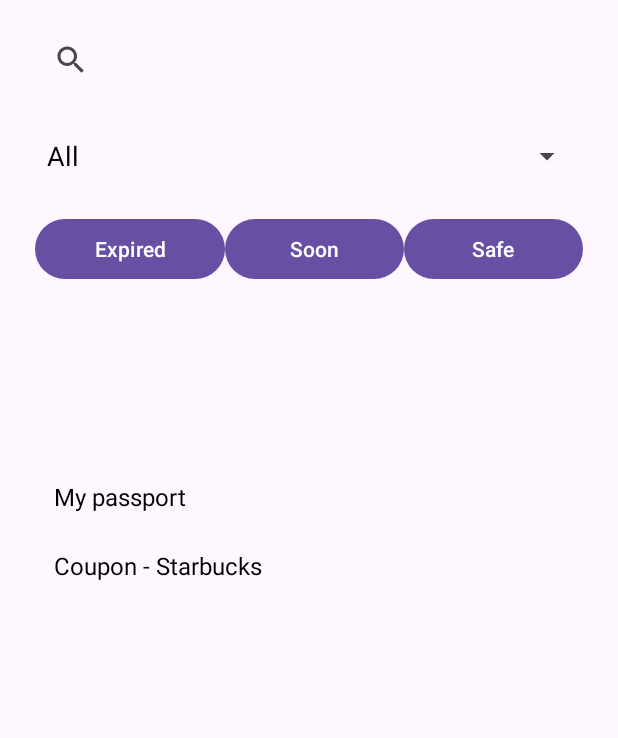
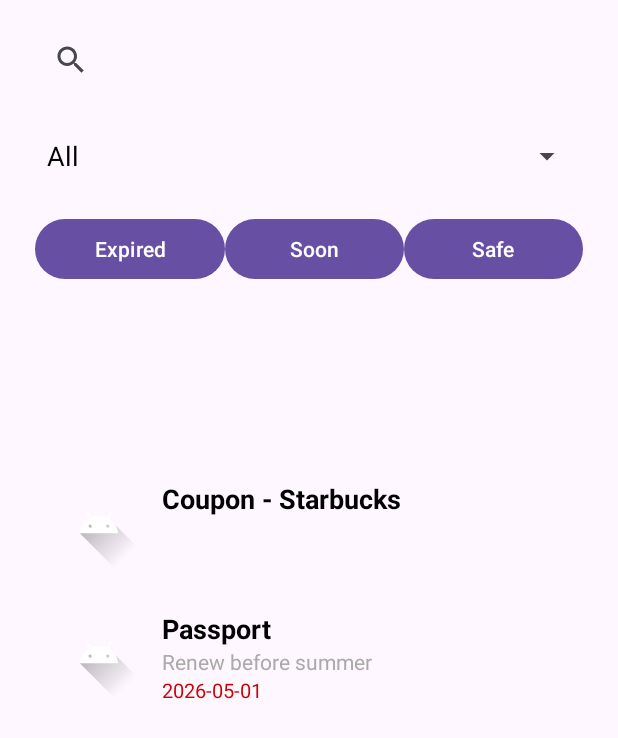
Before and after one commit to Jacq0104/ExpirationTracker-Java, an Android app: the screen it shows after launch (MainActivity), on a phone screen of 412 x 824 dp. Shown: the top 738 px of the screen. Run offline under Robolectric (Android 15) with nearby library versions, the phone set to English and light mode, and no system bars; our stand-ins replace Room's generated code.

Commit message:
itemList-Evan

```diff
--- a/app/src/main/java/com/example/expirationtracker_java/MainActivity.java
+++ b/app/src/main/java/com/example/expirationtracker_java/MainActivity.java
@@ -120,10 +120,12 @@ public class MainActivity extends AppCompatActivity {
         // ===== (可選) 初始化塞兩筆測試 Record 看畫面 =====
         repository.getAllRecord().observe(this, rs -> {
             if (rs == null || rs.isEmpty()) {
-                RecordEntity a = new RecordEntity();
-                a.title = "My passport";
-                a.cid = tryFindCidByName("Passport");
-                repository.insertRecord(a);
+                RecordEntity r1 = new RecordEntity();
+                r1.title = "Passport";
+                r1.note = "Renew before summer";
+                r1.expiredDate = "2026-05-01";
+                r1.imagePath = "/storage/emulated/0/Download/passport.jpg";
+                repository.insertRecord(r1);
 
                 RecordEntity b = new RecordEntity();
                 b.title = "Coupon - Starbucks";
--- a/app/src/main/java/com/example/expirationtracker_java/RecordAdapter.java
+++ b/app/src/main/java/com/example/expirationtracker_java/RecordAdapter.java
@@ -1,8 +1,10 @@
 package com.example.expirationtracker_java;
 
+import android.graphics.BitmapFactory;
 import android.view.LayoutInflater;
 import android.view.View;
 import android.view.ViewGroup;
+import android.widget.ImageView;
 import android.widget.TextView;
 
 import androidx.annotation.NonNull;
@@ -10,15 +12,14 @@ import androidx.recyclerview.widget.RecyclerView;
 
 import com.example.expirationtracker_java.data.entity.RecordEntity;
 
+import java.io.File;
 import java.util.ArrayList;
 import java.util.List;
 
 public class RecordAdapter extends RecyclerView.Adapter<RecordAdapter.RecordViewHolder> {
 
-    // 這裡放要顯示的資料
     private List<RecordEntity> records = new ArrayList<>();
 
-    // 之後 LiveData 有新資料會呼叫這個
     public void setRecords(List<RecordEntity> newRecords) {
         this.records = newRecords;
         notifyDataSetChanged();
@@ -35,7 +36,23 @@ public class RecordAdapter extends RecyclerView.Adapter<RecordAdapter.RecordView
     @Override
     public void onBindViewHolder(@NonNull RecordViewHolder holder, int position) {
         RecordEntity record = records.get(position);
-        holder.tvTitle.setText(record.title);   // ← 這裡就綁 title
+
+        // 綁定文字
+        holder.tvTitle.setText(record.title != null ? record.title : "(無標題)");
+        holder.tvNote.setText(record.note != null ? record.note : "");
+        holder.tvExpired.setText(record.expiredDate != null ? record.expiredDate : "");
+
+        // 綁定圖片
+        if (record.imagePath != null && !record.imagePath.isEmpty()) {
+            File imgFile = new File(record.imagePath);
+            if (imgFile.exists()) {
+                holder.imgRecord.setImageBitmap(BitmapFactory.decodeFile(imgFile.getAbsolutePath()));
+            } else {
+                holder.imgRecord.setImageResource(R.drawable.ic_launcher_foreground); // 預設圖
+            }
+        } else {
+            holder.imgRecord.setImageResource(R.drawable.ic_launcher_foreground);
+        }
     }
 
     @Override
@@ -44,11 +61,15 @@ public class RecordAdapter extends RecyclerView.Adapter<RecordAdapter.RecordView
     }
 
     static class RecordViewHolder extends RecyclerView.ViewHolder {
-        TextView tvTitle;
+        TextView tvTitle, tvNote, tvExpired;
+        ImageView imgRecord;
 
         public RecordViewHolder(@NonNull View itemView) {
             super(itemView);
             tvTitle = itemView.findViewById(R.id.tvTitle);
+            tvNote = itemView.findViewById(R.id.tvNote);
+            tvExpired = itemView.findViewById(R.id.tvExpired);
+            imgRecord = itemView.findViewById(R.id.imgRecord);
         }
     }
 }
--- a/app/src/main/res/layout/item_record.xml
+++ b/app/src/main/res/layout/item_record.xml
@@ -1,8 +1,51 @@
 <?xml version="1.0" encoding="utf-8"?>
-<TextView xmlns:android="http://schemas.android.com/apk/res/android"
-    android:id="@+id/tvTitle"
+<LinearLayout xmlns:android="http://schemas.android.com/apk/res/android"
+    android:orientation="horizontal"
+    android:padding="12dp"
     android:layout_width="match_parent"
     android:layout_height="wrap_content"
-    android:padding="12dp"
-    android:textSize="16sp"
-    android:textColor="@android:color/black" />
+    android:background="?android:attr/selectableItemBackground">
+
+    <!-- 左邊放圖片 -->
+    <ImageView
+        android:id="@+id/imgRecord"
+        android:layout_width="60dp"
+        android:layout_height="60dp"
+        android:scaleType="centerCrop"
+        android:layout_marginEnd="12dp"
+        android:src="@drawable/ic_launcher_foreground" />
+
+    <!-- 右邊放文字欄位 -->
+    <LinearLayout
+        android:orientation="vertical"
+        android:layout_width="0dp"
+        android:layout_height="wrap_content"
+        android:layout_weight="1">
+
+        <TextView
+            android:id="@+id/tvTitle"
+            android:layout_width="wrap_content"
+            android:layout_height="wrap_content"
+            android:text="Title"
+            android:textSize="18sp"
+            android:textStyle="bold"
+            android:textColor="@android:color/black"/>
+
+        <TextView
+            android:id="@+id/tvNote"
+            android:layout_width="wrap_content"
+            android:layout_height="wrap_content"
+            android:text="Note content"
+            android:textSize="14sp"
+            android:textColor="@android:color/darker_gray"/>
+
+        <TextView
+            android:id="@+id/tvExpired"
+            android:layout_width="wrap_content"
+            android:layout_height="wrap_content"
+            android:text="Expire: 2025-12-31"
+            android:textSize="13sp"
+            android:textColor="@android:color/holo_red_dark"/>
+    </LinearLayout>
+
+</LinearLayout>
```
